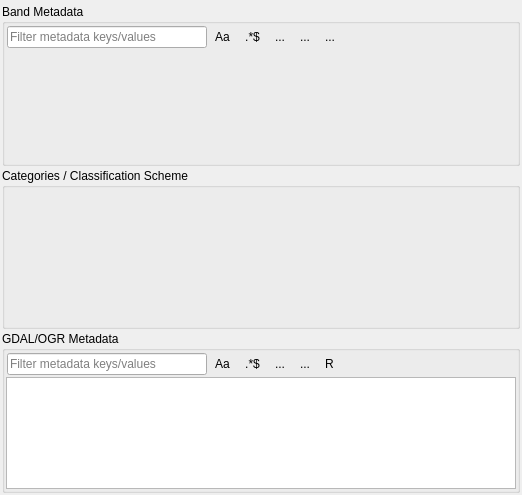
Old version of the form qps/ui/gdalmetadatamodelwidget.ui in the repository EnMAP-Box/qgispluginsupport.
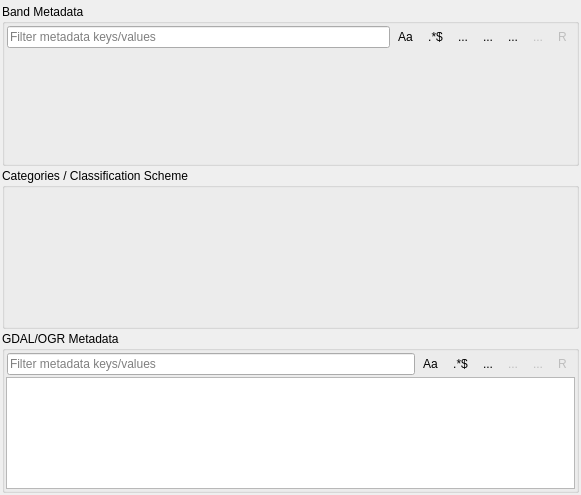
New version of the form. Icons and pictures are not drawn. Custom widgets are drawn as their Qt base class.

Commit message: fixed gdalDataset() to account for gdal.GA_Update gdalmetadatamodelwidget.ui added & activated buttons + actions to edit metadata GDALBandMetadataModel - removed DOMAIN field, fixed writing

What changed in the file:
```diff
--- a/qps/ui/gdalmetadatamodelwidget.ui
+++ b/qps/ui/gdalmetadatamodelwidget.ui
@@ -6,7 +6,7 @@
    <rect>
     <x>0</x>
     <y>0</y>
-    <width>522</width>
+    <width>581</width>
     <height>495</height>
    </rect>
   </property>
@@ -96,6 +96,12 @@
          </property>
          <item>
           <widget class="QgsFilterLineEdit" name="tbBandFilter">
+           <property name="sizePolicy">
+            <sizepolicy hsizetype="Expanding" vsizetype="Fixed">
+             <horstretch>1</horstretch>
+             <verstretch>0</verstretch>
+            </sizepolicy>
+           </property>
            <property name="minimumSize">
             <size>
              <width>200</width>
@@ -156,8 +162,29 @@
             <string>...</string>
            </property>
            <property name="icon">
-            <iconset>
-             <normaloff>:/images/themes/default/mActionFormView.svg</normaloff>:/images/themes/default/mActionFormView.svg</iconset>
+            <iconset resource="../../../QGIS/images/images.qrc">
+             <normaloff>:/images/themes/default/mActionFormView.svg</normaloff>
+             :/images/themes/default/mActionFormView.svg
+            </iconset>
+           </property>
+           <property name="autoRaise">
+            <bool>true</bool>
+           </property>
+          </widget>
+         </item>
+         <item>
+          <widget class="QToolButton" name="btnBandEdit">
+           <property name="text">
+            <string>...</string>
+           </property>
+           <property name="icon">
+            <iconset resource="../../../QGIS/images/images.qrc">
+             <normaloff>:/images/themes/default/mActionToggleEditing.svg</normaloff>
+             :/images/themes/default/mActionToggleEditing.svg
+            </iconset>
+           </property>
+           <property name="checkable">
+            <bool>true</bool>
            </property>
            <property name="autoRaise">
             <bool>true</bool>
@@ -166,12 +193,36 @@
          </item>
          <item>
           <widget class="QToolButton" name="btnBandCalculator">
+           <property name="enabled">
+            <bool>false</bool>
+           </property>
            <property name="text">
             <string>...</string>
            </property>
            <property name="icon">
-            <iconset>
-             <normaloff>:/images/themes/default/mActionCalculateField.svg</normaloff>:/images/themes/default/mActionCalculateField.svg</iconset>
+            <iconset resource="../../../QGIS/images/images.qrc">
+             <normaloff>:/images/themes/default/mActionCalculateField.svg</normaloff>
+             :/images/themes/default/mActionCalculateField.svg
+            </iconset>
+           </property>
+           <property name="autoRaise">
+            <bool>true</bool>
+           </property>
+          </widget>
+         </item>
+         <item>
+          <widget class="QToolButton" name="btnBandReset">
+           <property name="enabled">
+            <bool>false</bool>
+           </property>
+           <property name="text">
+            <string>R</string>
+           </property>
+           <property name="icon">
+            <iconset resource="../../../QGIS/images/images.qrc">
+             <normaloff>:/images/themes/default/mActionCancelEdits.svg</normaloff>
+             :/images/themes/default/mActionCancelEdits.svg
+            </iconset>
            </property>
            <property name="autoRaise">
             <bool>true</bool>
@@ -305,6 +356,12 @@
          </property>
          <item>
           <widget class="QgsFilterLineEdit" name="tbFilter">
+           <property name="sizePolicy">
+            <sizepolicy hsizetype="Expanding" vsizetype="Fixed">
+             <horstretch>1</horstretch>
+             <verstretch>0</verstretch>
+            </sizepolicy>
+           </property>
            <property name="minimumSize">
             <size>
              <width>200</width>
@@ -345,8 +402,30 @@
            </property>
           </widget>
          </item>
+         <item>
+          <widget class="QToolButton" name="btnEdit">
+           <property name="text">
+            <string>...</string>
+           </property>
+           <property name="icon">
+            <iconset resource="../../../QGIS/images/images.qrc">
+             <normaloff>:/images/themes/default/mActionToggleEditing.svg</normaloff>
+             :/images/themes/default/mActionToggleEditing.svg
+            </iconset>
+           </property>
+           <property name="checkable">
+            <bool>true</bool>
+           </property>
+           <property name="autoRaise">
+            <bool>true</bool>
+           </property>
+          </widget>
+         </item>
          <item>
           <widget class="QToolButton" name="btnAddItem">
+           <property name="enabled">
+            <bool>false</bool>
+           </property>
            <property name="text">
             <string>...</string>
            </property>
@@ -361,6 +440,9 @@
          </item>
          <item>
           <widget class="QToolButton" name="btnRemoveItem">
+           <property name="enabled">
+            <bool>false</bool>
+           </property>
            <property name="text">
             <string>...</string>
            </property>
@@ -375,6 +457,9 @@
          </item>
          <item>
           <widget class="QToolButton" name="btnReset">
+           <property name="enabled">
+            <bool>false</bool>
+           </property>
            <property name="text">
             <string>R</string>
            </property>
@@ -408,7 +493,7 @@
          <bool>true</bool>
         </property>
         <attribute name="horizontalHeaderDefaultSectionSize">
-         <number>39</number>
+         <number>42</number>
         </attribute>
        </widget>
       </item>
```
Left out of the diff: 111 changed lines with no effect on the pictures. The commit also changes 2 other files.
